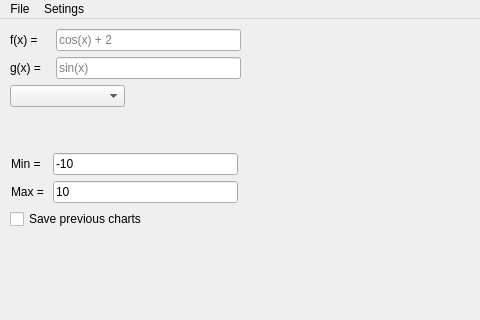
First picture: the form in 2dPloatBuilder/ploatbuilder.ui, repository a9ek0/KURSOVAIA, before the edit; both pictures show x 0 to 480 and y 0 to 320 of the 810 by 540 pixel window.
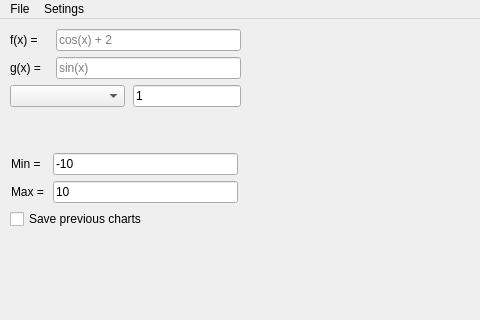
Second picture: the form after the edit.

Diff of the .ui file:
```diff
--- a/2dPloatBuilder/ploatbuilder.ui
+++ b/2dPloatBuilder/ploatbuilder.ui
@@ -158,7 +158,7 @@
          </property>
          <property name="maximumSize">
           <size>
-           <width>0</width>
+           <width>115</width>
            <height>100</height>
           </size>
          </property>
```
